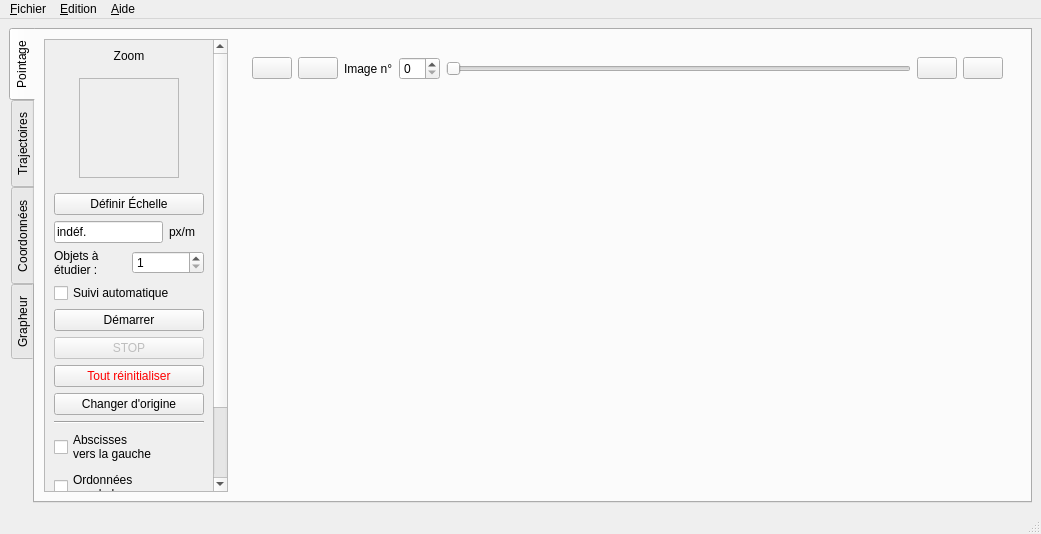
rene-d/pymecavideo, file src/interfaces/pymecavideo.ui: the form before one commit.
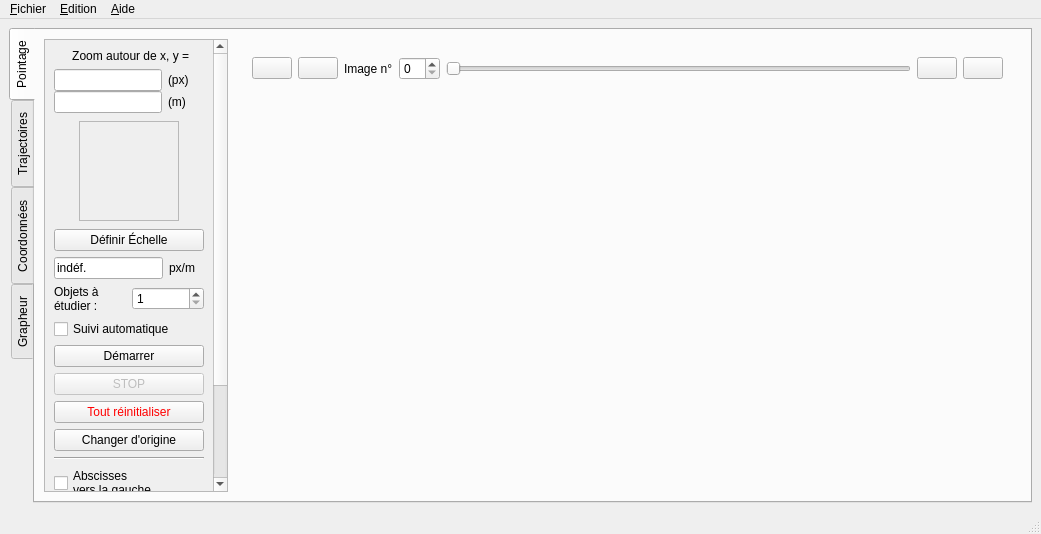
The form after the commit. Icons and pictures are not drawn. Custom widgets are drawn as their Qt base class.

Commit message: ajout de zones pour montrer la position du zoom

```diff
--- a/src/interfaces/pymecavideo.ui
+++ b/src/interfaces/pymecavideo.ui
@@ -73,20 +73,72 @@
              <x>0</x>
              <y>0</y>
              <width>168</width>
-             <height>587</height>
+             <height>629</height>
             </rect>
            </property>
            <layout class="QVBoxLayout" name="verticalLayout_3">
             <item>
              <widget class="QLabel" name="label_2">
               <property name="text">
-               <string>Zoom</string>
+               <string> Zoom autour de x, y =</string>
               </property>
               <property name="alignment">
                <set>Qt::AlignCenter</set>
               </property>
              </widget>
             </item>
+            <item>
+             <widget class="QWidget" name="widget_4" native="true">
+              <layout class="QFormLayout" name="formLayout">
+               <property name="verticalSpacing">
+                <number>0</number>
+               </property>
+               <property name="leftMargin">
+                <number>0</number>
+               </property>
+               <property name="topMargin">
+                <number>0</number>
+               </property>
+               <property name="rightMargin">
+                <number>0</number>
+               </property>
+               <property name="bottomMargin">
+                <number>0</number>
+               </property>
+               <item row="0" column="0">
+                <widget class="QLineEdit" name="editXYpx">
+                 <property name="frame">
+                  <bool>true</bool>
+                 </property>
+                 <property name="readOnly">
+                  <bool>true</bool>
+                 </property>
+                </widget>
+               </item>
+               <item row="0" column="1">
+                <widget class="QLabel" name="label_4">
+                 <property name="text">
+                  <string>(px) </string>
+                 </property>
+                </widget>
+               </item>
+               <item row="1" column="1">
+                <widget class="QLabel" name="label_5">
+                 <property name="text">
+                  <string>(m)</string>
+                 </property>
+                </widget>
+               </item>
+               <item row="1" column="0">
+                <widget class="QLineEdit" name="editXYm">
+                 <property name="readOnly">
+                  <bool>true</bool>
+                 </property>
+                </widget>
+               </item>
+              </layout>
+             </widget>
+            </item>
             <item>
              <widget class="QWidget" name="widget_3" native="true">
               <property name="sizePolicy">
@@ -96,6 +148,18 @@
                </sizepolicy>
               </property>
               <layout class="QHBoxLayout" name="horizontalLayout_3">
+               <property name="leftMargin">
+                <number>0</number>
+               </property>
+               <property name="topMargin">
+                <number>2</number>
+               </property>
+               <property name="rightMargin">
+                <number>0</number>
+               </property>
+               <property name="bottomMargin">
+                <number>2</number>
+               </property>
                <item>
                 <spacer name="horizontalSpacer_2">
                  <property name="orientation">
@@ -216,6 +280,9 @@
                  <property name="text">
                   <string>indéf.</string>
                  </property>
+                 <property name="frame">
+                  <bool>true</bool>
+                 </property>
                  <property name="readOnly">
                   <bool>true</bool>
                  </property>
```
